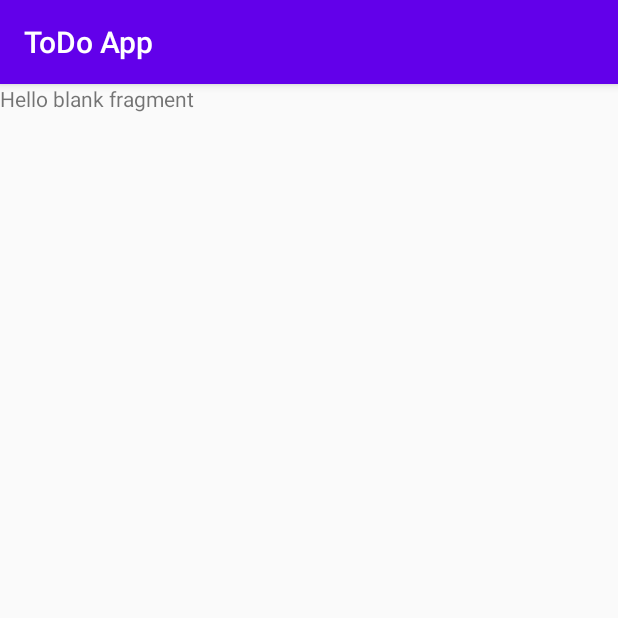
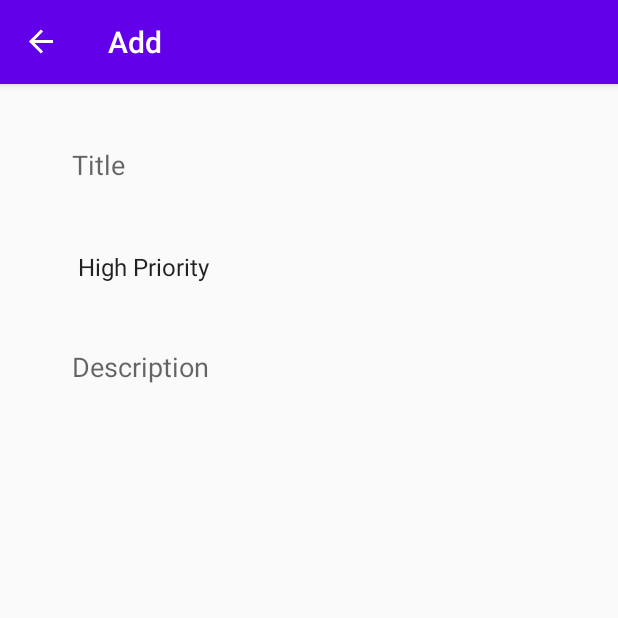
Before and after one commit to jdwoo88/Tut-TodoApp-CleanArch, an Android app: the AddFragment screen opened through its navigation route, on a phone screen of 412 x 824 dp, the top half of it. Run offline under Robolectric (Android 15) with nearby library versions, the phone set to English and light mode, and no system bars; our stand-ins replace navigation-ui.

Commit message:
Add Fragment Layout

```diff
--- a/app/src/main/java/app/jwoo/myapplication/MainActivity.kt
+++ b/app/src/main/java/app/jwoo/myapplication/MainActivity.kt
@@ -1,11 +1,20 @@
 package app.jwoo.myapplication
 
+import android.os.Bundle
 import androidx.appcompat.app.AppCompatActivity
-import android.os.Bundle
+import androidx.navigation.findNavController
+import androidx.navigation.ui.setupActionBarWithNavController
 
 class MainActivity : AppCompatActivity() {
     override fun onCreate(savedInstanceState: Bundle?) {
         super.onCreate(savedInstanceState)
         setContentView(R.layout.activity_main)
+
+        setupActionBarWithNavController(findNavController(R.id.navHostFragment))
+    }
+
+    override fun onSupportNavigateUp(): Boolean {
+        val navController = findNavController(R.id.navHostFragment)
+        return navController.navigateUp() || super.onSupportNavigateUp()
     }
 }
--- a/app/src/main/java/app/jwoo/myapplication/fragments/list/ListFragment.kt
+++ b/app/src/main/java/app/jwoo/myapplication/fragments/list/ListFragment.kt
@@ -5,7 +5,9 @@ import android.view.LayoutInflater
 import android.view.View
 import android.view.ViewGroup
 import androidx.fragment.app.Fragment
+import androidx.navigation.fragment.findNavController
 import app.jwoo.myapplication.R
+import kotlinx.android.synthetic.main.fragment_list.view.*
 
 class ListFragment : Fragment() {
 
@@ -14,7 +16,13 @@ class ListFragment : Fragment() {
         savedInstanceState: Bundle?
     ): View? {
         // Inflate the layout for this fragment
-        return inflater.inflate(R.layout.fragment_list, container, false)
+        val view = inflater.inflate(R.layout.fragment_list, container, false)
+
+        view.floatingActionButton.setOnClickListener {
+            findNavController().navigate(R.id.action_listFragment_to_addFragment)
+        }
+
+        return view
     }
 
 }
--- a/app/src/main/res/layout/fragment_add.xml
+++ b/app/src/main/res/layout/fragment_add.xml
@@ -1,14 +1,57 @@
 <?xml version="1.0" encoding="utf-8"?>
-<FrameLayout xmlns:android="http://schemas.android.com/apk/res/android"
+<androidx.constraintlayout.widget.ConstraintLayout xmlns:android="http://schemas.android.com/apk/res/android"
+    xmlns:app="http://schemas.android.com/apk/res-auto"
     xmlns:tools="http://schemas.android.com/tools"
     android:layout_width="match_parent"
     android:layout_height="match_parent"
+    android:padding="24dp"
     tools:context=".fragments.add.AddFragment">
 
-    <!-- TODO: Update blank fragment layout -->
-    <TextView
-        android:layout_width="match_parent"
-        android:layout_height="match_parent"
-        android:text="@string/hello_blank_fragment" />
 
-</FrameLayout>
+    <EditText
+        android:id="@+id/txtTitle"
+        android:layout_width="0dp"
+        android:layout_height="60dp"
+        android:background="@android:color/transparent"
+        android:ems="10"
+        android:hint="@string/add_title"
+        android:inputType="textPersonName"
+        android:paddingStart="24dp"
+        android:paddingEnd="24dp"
+        app:layout_constraintEnd_toEndOf="parent"
+        app:layout_constraintStart_toStartOf="parent"
+        app:layout_constraintTop_toTopOf="parent" />
+
+    <Spinner
+        android:id="@+id/spinnerPriorities"
+        android:layout_width="0dp"
+        android:layout_height="60dp"
+        android:layout_marginTop="8dp"
+        android:background="@android:color/transparent"
+        android:entries="@array/priorities"
+        android:paddingStart="20dp"
+        android:paddingEnd="20dp"
+        app:layout_constraintEnd_toEndOf="parent"
+        app:layout_constraintHorizontal_bias="0.5"
+        app:layout_constraintStart_toStartOf="parent"
+        app:layout_constraintTop_toBottomOf="@+id/txtTitle" />
+
+    <EditText
+        android:id="@+id/txtDescription"
+        android:layout_width="0dp"
+        android:layout_height="0dp"
+        android:layout_marginTop="8dp"
+        android:background="@android:color/transparent"
+        android:ems="10"
+        android:gravity="top|start"
+        android:hint="@string/add_description"
+        android:inputType="textMultiLine"
+        android:paddingStart="24dp"
+        android:paddingTop="16dp"
+        android:paddingEnd="24dp"
+        app:layout_constraintBottom_toBottomOf="parent"
+        app:layout_constraintEnd_toEndOf="parent"
+        app:layout_constraintHorizontal_bias="0.5"
+        app:layout_constraintStart_toStartOf="parent"
+        app:layout_constraintTop_toBottomOf="@+id/spinnerPriorities" />
+</androidx.constraintlayout.widget.ConstraintLayout>
--- a/app/src/main/res/navigation/my_nav.xml
+++ b/app/src/main/res/navigation/my_nav.xml
@@ -8,7 +8,7 @@
     <fragment
         android:id="@+id/listFragment"
         android:name="app.jwoo.myapplication.fragments.list.ListFragment"
-        android:label="fragment_list"
+        android:label="ToDo List"
         tools:layout="@layout/fragment_list" >
         <action
             android:id="@+id/action_listFragment_to_addFragment"
@@ -20,7 +20,7 @@
     <fragment
         android:id="@+id/addFragment"
         android:name="app.jwoo.myapplication.fragments.add.AddFragment"
-        android:label="fragment_add"
+        android:label="Add"
         tools:layout="@layout/fragment_add" >
         <action
             android:id="@+id/action_addFragment_to_listFragment"
@@ -29,7 +29,7 @@
     <fragment
         android:id="@+id/updateFragment"
         android:name="app.jwoo.myapplication.fragments.update.UpdateFragment"
-        android:label="fragment_update"
+        android:label="Update"
         tools:layout="@layout/fragment_update" >
         <action
             android:id="@+id/action_updateFragment_to_listFragment"
--- a/app/src/main/res/values/strings.xml
+++ b/app/src/main/res/values/strings.xml
@@ -3,4 +3,12 @@
     <!-- TODO: Remove or change this placeholder text -->
     <string name="hello_blank_fragment">Hello blank fragment</string>
     <string name="no_data">No Data</string>
+    <string name="add_title">Title</string>
+    <string name="add_description">Description</string>
+
+    <string-array name="priorities">
+        <item>High Priority</item>
+        <item>Medium Priority</item>
+        <item>Low Priority</item>
+    </string-array>
 </resources>
```
